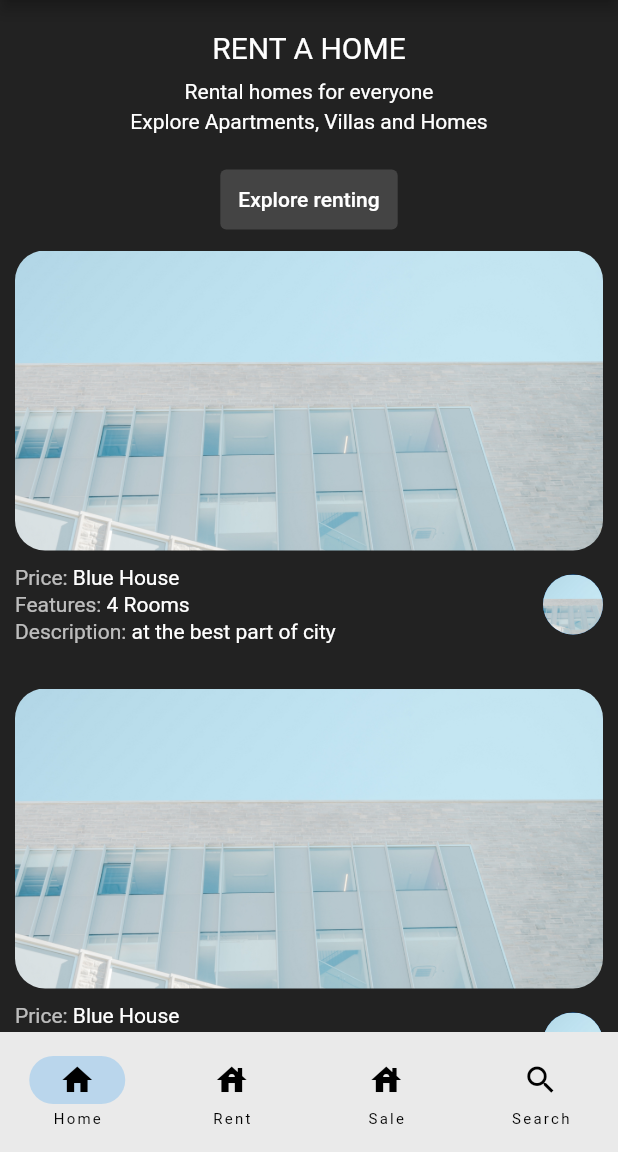
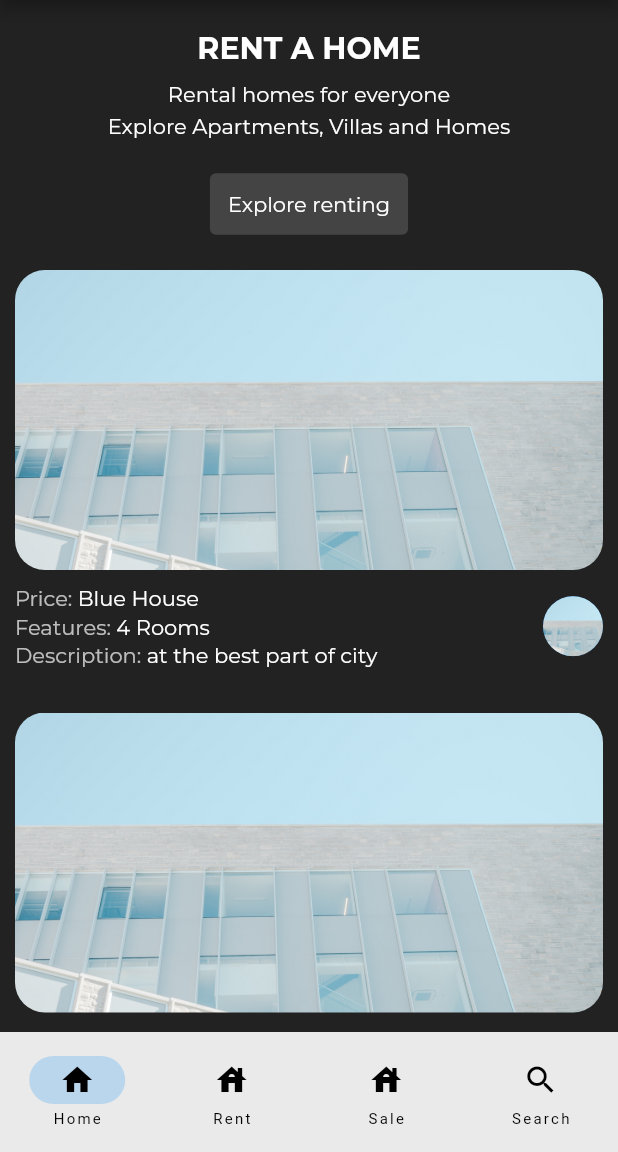
Before and after one commit to Alirezayoom/real-estate-flutter, a Flutter app: the screen it shows after launch, on a phone screen of 412 x 824 dp, the part 84-1236 px from its top. Run offline on Flutter 3.47's test engine with Material 2 defaults, Android fonts, the phone set to English and light mode, and no system bars; project files that could hold a hidden picture were left out.

Commit message:
add font

```diff
--- a/lib/components/home_hero.dart
+++ b/lib/components/home_hero.dart
@@ -11,19 +11,29 @@ class HomeHero extends StatelessWidget {
           const Padding(padding: EdgeInsets.all(10)),
           const Text(
             "RENT A HOME",
-            style: TextStyle(color: Colors.white, fontSize: 20),
+            style: TextStyle(
+                color: Colors.white,
+                fontSize: 20,
+                fontFamily: "Montserrat",
+                fontWeight: FontWeight.w800),
           ),
           const SizedBox(
             height: 10,
           ),
           const Text(
             "Rental homes for everyone",
-            style: TextStyle(color: Colors.white),
+            style: TextStyle(
+              color: Colors.white,
+              fontFamily: "Montserrat",
+            ),
           ),
           const SizedBox(height: 4),
           const Text(
             'Explore Apartments, Villas and Homes',
-            style: TextStyle(color: Colors.white),
+            style: TextStyle(
+              color: Colors.white,
+              fontFamily: "Montserrat",
+            ),
           ),
           const SizedBox(height: 10),
           Container(
@@ -38,10 +48,12 @@ class HomeHero extends StatelessWidget {
                 'Explore renting',
                 style: TextStyle(
                   color: Colors.white,
+                  fontFamily: "Montserrat",
                 ),
               ),
             ),
           ),
+          const SizedBox(height: 10),
         ],
       ),
     );
--- a/lib/components/home_item.dart
+++ b/lib/components/home_item.dart
@@ -32,11 +32,17 @@ class HomeItem extends StatelessWidget {
                       children: const [
                         Text(
                           'Price: ',
-                          style: TextStyle(color: Colors.white70),
+                          style: TextStyle(
+                            color: Colors.white70,
+                            fontFamily: "Montserrat",
+                          ),
                         ),
                         Text(
                           'Blue House',
-                          style: TextStyle(color: Colors.white),
+                          style: TextStyle(
+                            color: Colors.white,
+                            fontFamily: "Montserrat",
+                          ),
                         ),
                       ],
                     ),
@@ -45,11 +51,17 @@ class HomeItem extends StatelessWidget {
                       children: const [
                         Text(
                           'Features: ',
-                          style: TextStyle(color: Colors.white70),
+                          style: TextStyle(
+                            color: Colors.white70,
+                            fontFamily: "Montserrat",
+                          ),
                         ),
                         Text(
                           '4 Rooms',
-                          style: TextStyle(color: Colors.white),
+                          style: TextStyle(
+                            color: Colors.white,
+                            fontFamily: "Montserrat",
+                          ),
                         ),
                       ],
                     ),
@@ -58,11 +70,17 @@ class HomeItem extends StatelessWidget {
                       children: const [
                         Text(
                           'Description: ',
-                          style: TextStyle(color: Colors.white70),
+                          style: TextStyle(
+                            color: Colors.white70,
+                            fontFamily: "Montserrat",
+                          ),
                         ),
                         Text(
                           'at the best part of city',
-                          style: TextStyle(color: Colors.white),
+                          style: TextStyle(
+                            color: Colors.white,
+                            fontFamily: "Montserrat",
+                          ),
                         ),
                       ],
                     ),
```
